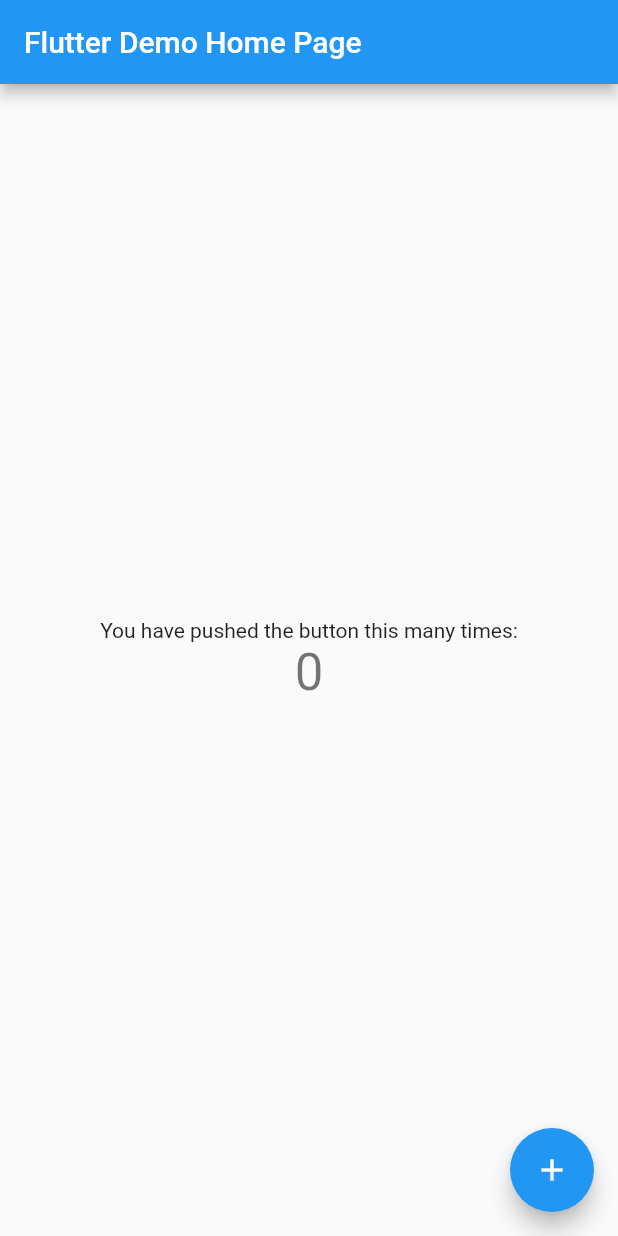
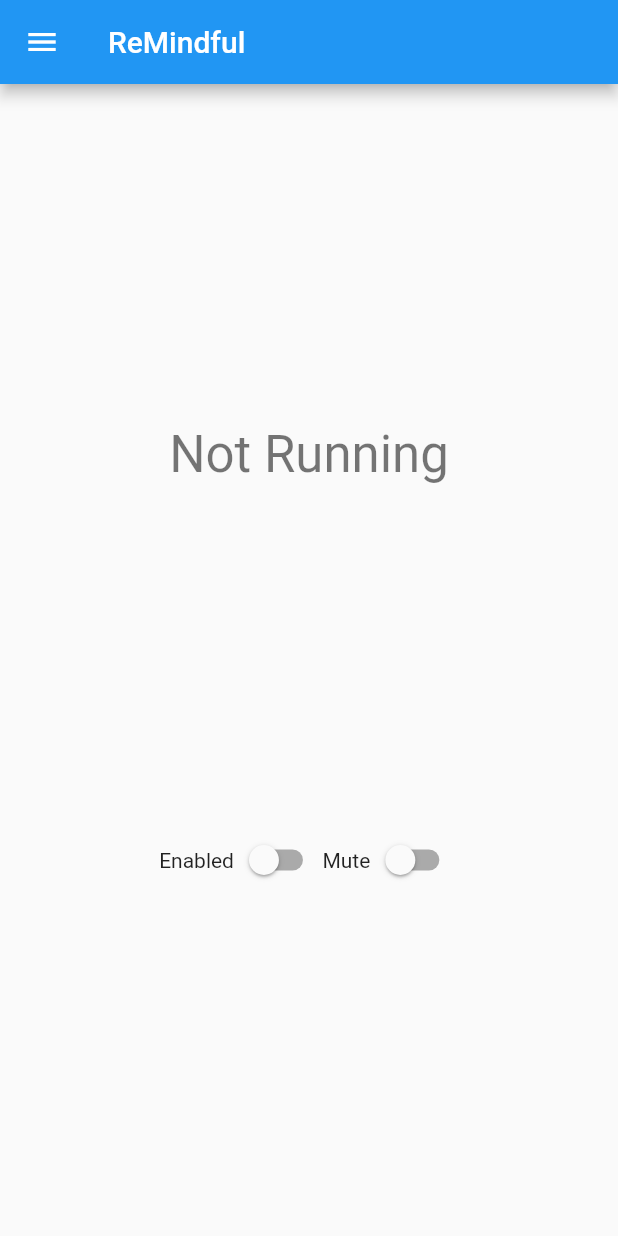
Before and after one commit to kmac/mindfulnotifier, a Flutter app: the screen it shows after launch, on a phone screen of 412 x 824 dp. Run offline on Flutter 3.47's test engine with Material 2 defaults, Android fonts, the phone set to English and light mode, and no system bars.

Commit message:
Building up basic UI elements

```diff
--- a/lib/main.dart
+++ b/lib/main.dart
@@ -1,15 +1,17 @@
 import 'package:flutter/material.dart';
 
 void main() {
-  runApp(MyApp());
+  runApp(RemindfulApp());
 }
 
-class MyApp extends StatelessWidget {
-  // This widget is the root of your application.
+class RemindfulApp extends StatelessWidget {
+  static const String _title = 'ReMindful';
+
   @override
   Widget build(BuildContext context) {
     return MaterialApp(
-      title: 'Flutter Demo',
+      title: _title,
+      home: RemindfulHomePage(title: _title),
       theme: ThemeData(
         // This is the theme of your application.
         //
@@ -26,13 +28,12 @@ class MyApp extends StatelessWidget {
         // closer together (more dense) than on mobile platforms.
         visualDensity: VisualDensity.adaptivePlatformDensity,
       ),
-      home: MyHomePage(title: 'Flutter Demo Home Page'),
     );
   }
 }
 
-class MyHomePage extends StatefulWidget {
-  MyHomePage({Key key, this.title}) : super(key: key);
+class RemindfulHomePage extends StatefulWidget {
+  RemindfulHomePage({Key key, this.title}) : super(key: key);
 
   // This widget is the home page of your application. It is stateful, meaning
   // that it has a State object (defined below) that contains fields that affect
@@ -46,20 +47,34 @@ class MyHomePage extends StatefulWidget {
   final String title;
 
   @override
-  _MyHomePageState createState() => _MyHomePageState();
+  _RemindfulHomePageState createState() => _RemindfulHomePageState();
 }
 
-class _MyHomePageState extends State<MyHomePage> {
-  int _counter = 0;
+class _RemindfulHomePageState extends State<RemindfulHomePage> {
+  String _message = 'Not Running';
+  bool _enabled = false;
+  bool _mute = false;
 
-  void _incrementCounter() {
+  void _setEnabled(bool enabled) {
     setState(() {
       // This call to setState tells the Flutter framework that something has
       // changed in this State, which causes it to rerun the build method below
       // so that the display can reflect the updated values. If we changed
       // _counter without calling setState(), then the build method would not be
       // called again, and so nothing would appear to happen.
-      _counter++;
+      _enabled = enabled;
+    });
+  }
+
+  void _setMute(bool mute) {
+    setState(() {
+      _mute = mute;
+    });
+  }
+
+  void _setMessage(String msg) {
+    setState(() {
+      _message = msg;
     });
   }
 
@@ -95,23 +110,87 @@ class _MyHomePageState extends State<MyHomePage> {
           // center the children vertically; the main axis here is the vertical
           // axis because Columns are vertical (the cross axis would be
           // horizontal).
-          mainAxisAlignment: MainAxisAlignment.center,
+          mainAxisAlignment: MainAxisAlignment.spaceEvenly,
           children: <Widget>[
             Text(
-              'You have pushed the button this many times:',
+              '$_message',
+              style: Theme.of(context).textTheme.headline4,
             ),
-            Text(
-              '$_counter',
-              style: Theme.of(context).textTheme.headline4,
+            // Spacer(),
+            Row(
+              mainAxisAlignment: MainAxisAlignment.center,
+              children: <Widget>[
+                Row(
+                  mainAxisAlignment: MainAxisAlignment.start,
+                  children: <Widget>[
+                    Text('Enabled'),
+                    Switch(
+                      value: _enabled,
+                      onChanged: _setEnabled,
+                    ),
+                  ],
+                ),
+                Row(
+                  mainAxisAlignment: MainAxisAlignment.end,
+                  children: <Widget>[
+                    Text('Mute'),
+                    Switch(
+                      value: _mute,
+                      onChanged: _setMute,
+                    ),
+                  ],
+                )
+              ],
             ),
           ],
         ),
       ),
-      floatingActionButton: FloatingActionButton(
-        onPressed: _incrementCounter,
-        tooltip: 'Increment',
-        child: Icon(Icons.add),
-      ), // This trailing comma makes auto-formatting nicer for build methods.
+      drawer: Drawer(
+        child: ListView(
+          padding: EdgeInsets.zero,
+          children: const <Widget>[
+            DrawerHeader(
+              decoration: BoxDecoration(
+                color: Colors.blue,
+              ),
+              child: Text(
+                'Settings',
+                style: TextStyle(
+                  color: Colors.white,
+                  fontSize: 24,
+                ),
+              ),
+            ),
+            ListTile(
+              //leading: Icon(Icons.message),
+              leading: Icon(Icons.schedule),
+              title: Text('Schedule'),
+              onTap: null,
+            ),
+            ListTile(
+              // leading: Icon(Icons.alarm),
+              leading: Icon(Icons.list),
+              title: Text('Reminders'),
+              onTap: null,
+            ),
+            ListTile(
+              leading: Icon(Icons.notifications),
+              title: Text('Bell'),
+              onTap: null,
+            ),
+            ListTile(
+              leading: Icon(Icons.settings),
+              title: Text('Advanced'),
+              onTap: null,
+            ),
+          ],
+        ),
+      ),
+      // floatingActionButton: FloatingActionButton(
+      //   onPressed: _setEnabled(true),
+      //   tooltip: 'Increment',
+      //   child: Icon(Icons.add),
+      // ), // This trailing comma makes auto-formatting nicer for build methods.
     );
   }
 }
```
Also changed, not shown: 2 other files.
